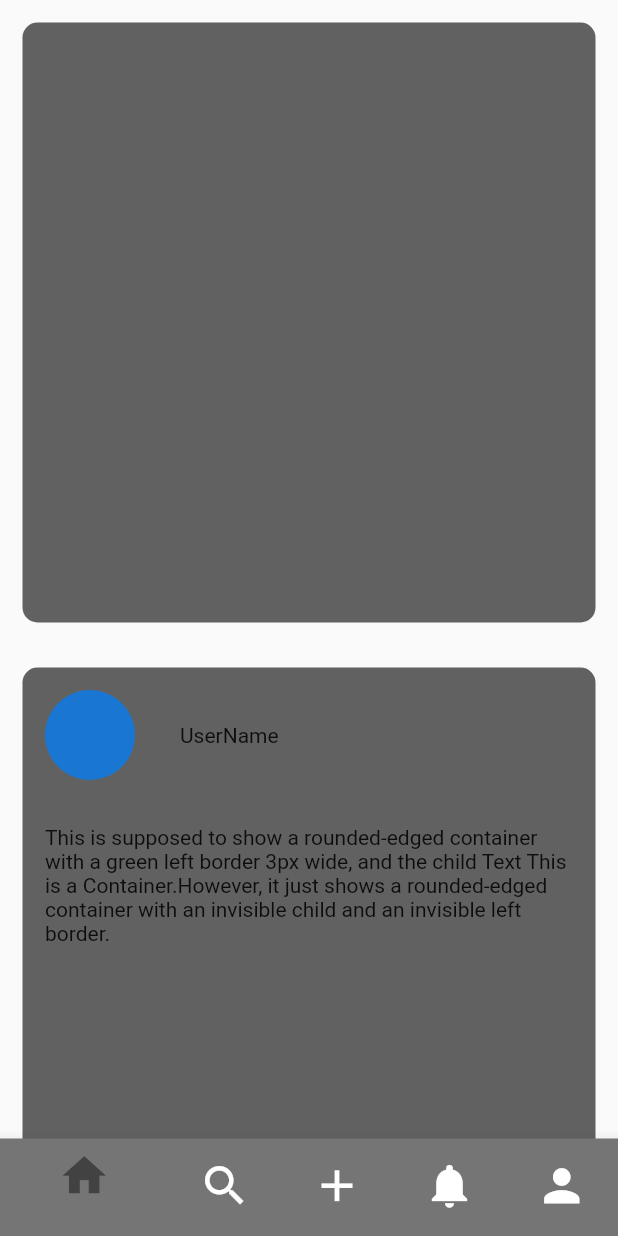
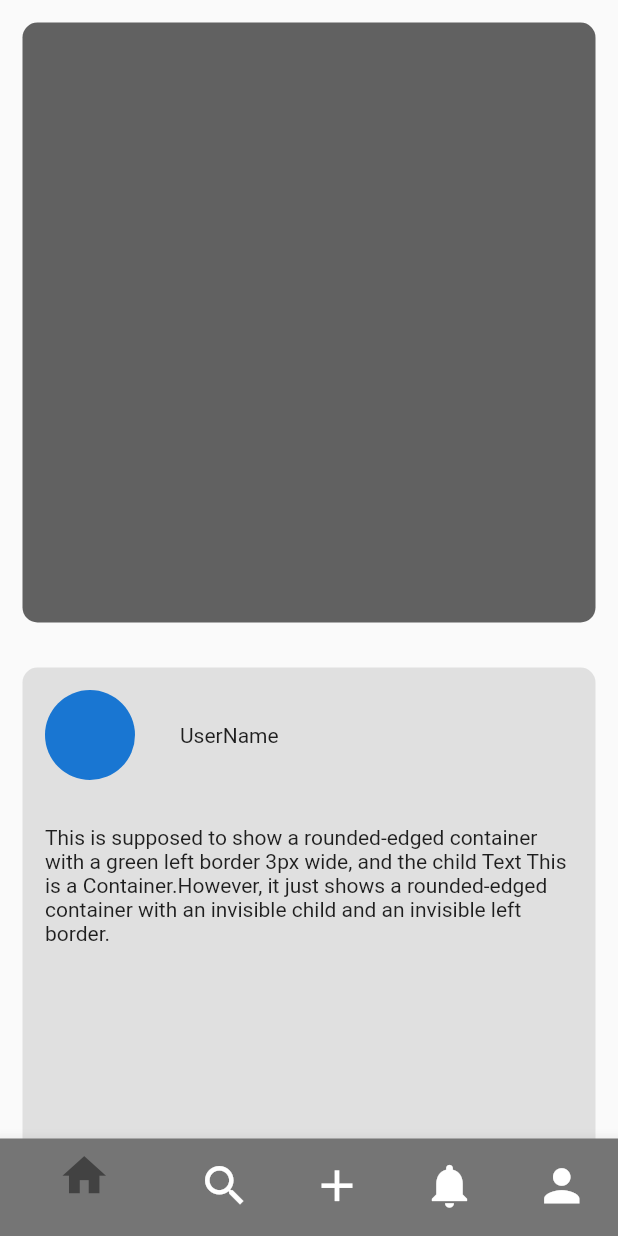
Before and after one commit to alierenak/sinapps, a Flutter app: the Login screen opened by its route, after a tap on "Log-In", on a phone screen of 412 x 824 dp. Run offline on Flutter 3.47's test engine with Material 2 defaults, Android fonts, the phone set to English and light mode, and no system bars; our stand-ins replace email_validator, shared_preferences; accounts and stored records are empty; statements that could not run were skipped.

Commit message:
For pull

```diff
--- a/lib/routes/feedpage.dart
+++ b/lib/routes/feedpage.dart
@@ -40,7 +40,7 @@ class _FeedPageState extends State<FeedPage>{
                   margin: const EdgeInsets.all(15.0),
                   decoration: BoxDecoration(
                     borderRadius: BorderRadius.circular(10),
-                    color: Colors.grey[700],
+                    color: Colors.grey[300],
                   ),
                   height: 400,
                   child: Padding(
@@ -77,7 +77,7 @@ class _FeedPageState extends State<FeedPage>{
                   margin: const EdgeInsets.all(15.0),
                   decoration: BoxDecoration(
                     borderRadius: BorderRadius.circular(10),
-                    color: Colors.grey[700],
+                    color: Colors.grey[300],
                   ),
                   height: 400,
                 ),
@@ -86,7 +86,7 @@ class _FeedPageState extends State<FeedPage>{
                   margin: const EdgeInsets.all(15.0),
                   decoration: BoxDecoration(
                     borderRadius: BorderRadius.circular(10),
-                    color: Colors.grey[700],
+                    color: Colors.grey[300],
                   ),
                   height: 400,
                 ),
```
